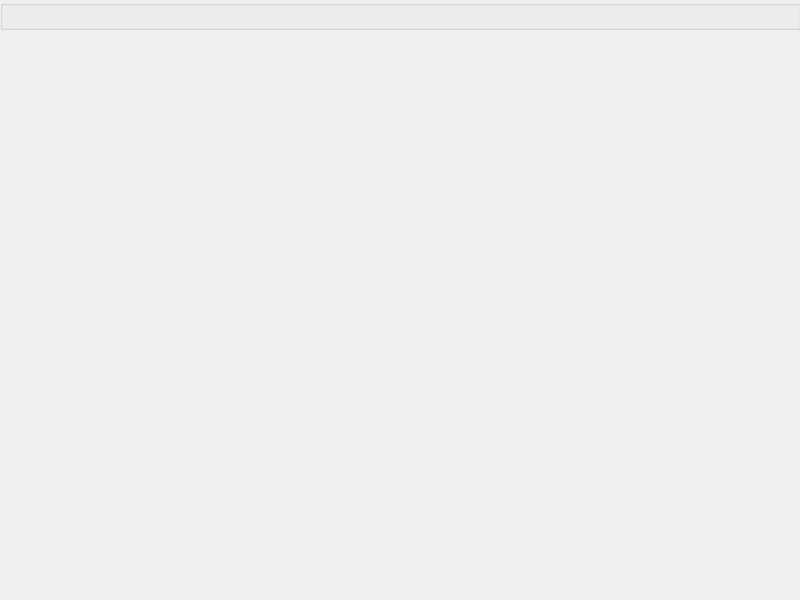
Above: src/gui/mainui.ui from realth000/backtoop before the change. Below: the same form after it.
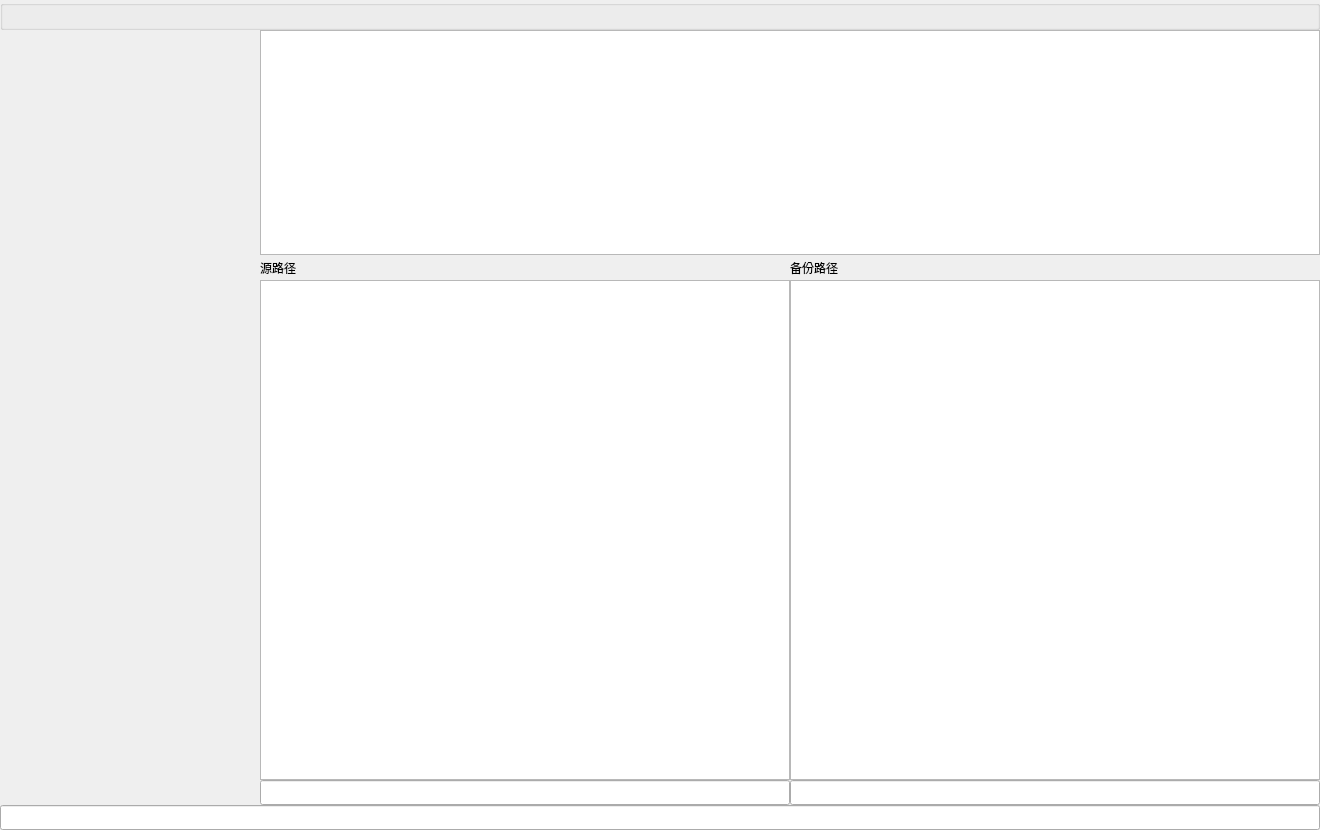
That is the form after the change. Custom widgets are drawn as their Qt base class.

Patch:
```diff
--- a/src/gui/mainui.ui
+++ b/src/gui/mainui.ui
@@ -6,8 +6,8 @@
    <rect>
     <x>0</x>
     <y>0</y>
-    <width>800</width>
-    <height>600</height>
+    <width>1320</width>
+    <height>830</height>
    </rect>
   </property>
   <property name="windowTitle">
@@ -18,7 +18,7 @@
     <rect>
      <x>0</x>
      <y>0</y>
-     <width>801</width>
+     <width>1320</width>
      <height>30</height>
     </rect>
    </property>
@@ -26,6 +26,92 @@
     <string/>
    </property>
   </widget>
+  <widget class="QLineEdit" name="logLineEdit">
+   <property name="geometry">
+    <rect>
+     <x>0</x>
+     <y>805</y>
+     <width>1320</width>
+     <height>25</height>
+    </rect>
+   </property>
+  </widget>
+  <widget class="QTreeView" name="dstDirTreeView">
+   <property name="geometry">
+    <rect>
+     <x>790</x>
+     <y>280</y>
+     <width>530</width>
+     <height>500</height>
+    </rect>
+   </property>
+  </widget>
+  <widget class="QLineEdit" name="dstDirHintLineEdit">
+   <property name="geometry">
+    <rect>
+     <x>790</x>
+     <y>780</y>
+     <width>530</width>
+     <height>25</height>
+    </rect>
+   </property>
+  </widget>
+  <widget class="QTreeView" name="srcDirTreeView">
+   <property name="geometry">
+    <rect>
+     <x>260</x>
+     <y>280</y>
+     <width>530</width>
+     <height>500</height>
+    </rect>
+   </property>
+  </widget>
+  <widget class="QLineEdit" name="srcDirHintLineEdit">
+   <property name="geometry">
+    <rect>
+     <x>260</x>
+     <y>780</y>
+     <width>530</width>
+     <height>25</height>
+    </rect>
+   </property>
+  </widget>
+  <widget class="QLabel" name="srcDirTreeViewNameLabel">
+   <property name="geometry">
+    <rect>
+     <x>260</x>
+     <y>255</y>
+     <width>530</width>
+     <height>25</height>
+    </rect>
+   </property>
+   <property name="text">
+    <string>源路径</string>
+   </property>
+  </widget>
+  <widget class="QLabel" name="dstDirTreeViewNameLabel">
+   <property name="geometry">
+    <rect>
+     <x>790</x>
+     <y>255</y>
+     <width>530</width>
+     <height>25</height>
+    </rect>
+   </property>
+   <property name="text">
+    <string>备份路径</string>
+   </property>
+  </widget>
+  <widget class="QTableWidget" name="backupPathsTableWidget">
+   <property name="geometry">
+    <rect>
+     <x>260</x>
+     <y>30</y>
+     <width>1060</width>
+     <height>225</height>
+    </rect>
+   </property>
+  </widget>
  </widget>
  <customwidgets>
   <customwidget>
```
Left out of the diff: 4 changed lines with no effect on the pictures.
